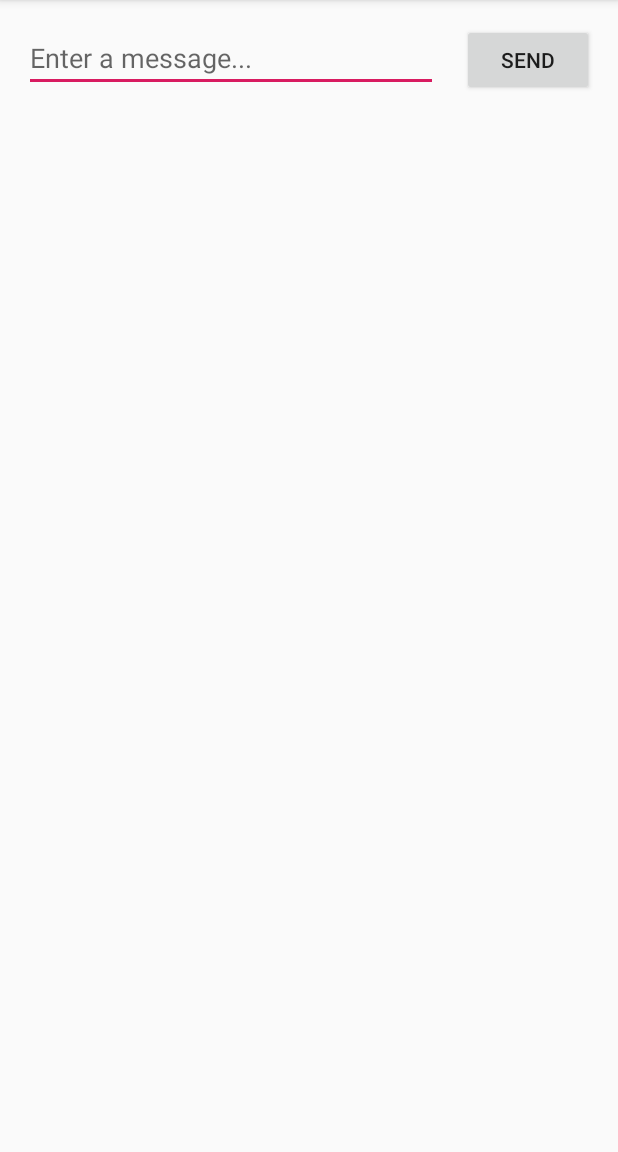
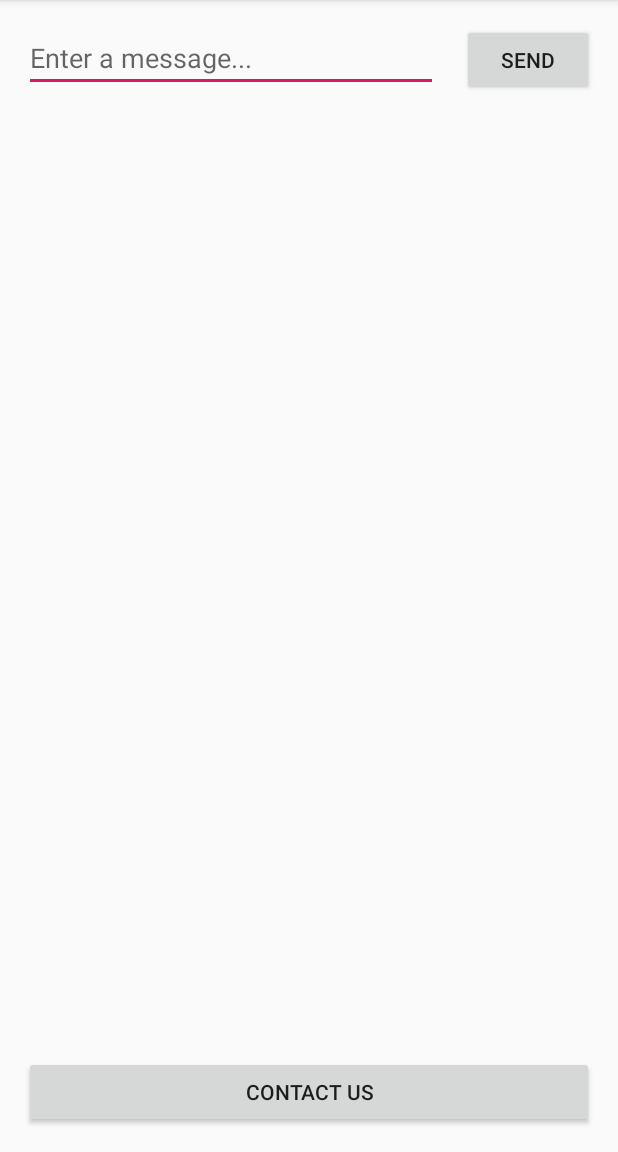
Before and after one commit to PointCodeZero/Android-Native-I, an Android app: the screen it shows after launch (MainActivity), on a phone screen of 412 x 824 dp, the part 84-1236 px from its top. Run offline under Robolectric (Android 15) with nearby library versions, the phone set to English and light mode, and no system bars.

Commit message:
added contact us button

```diff
--- a/app/src/main/res/layout/activity_main.xml
+++ b/app/src/main/res/layout/activity_main.xml
@@ -32,4 +32,16 @@
         app:layout_constraintHorizontal_bias="0.5"
         app:layout_constraintStart_toStartOf="parent"
         app:layout_constraintTop_toTopOf="parent" />
+
+    <Button
+        android:id="@+id/button"
+        android:layout_width="0dp"
+        android:layout_height="wrap_content"
+        android:layout_marginStart="16dp"
+        android:layout_marginEnd="16dp"
+        android:layout_marginBottom="16dp"
+        android:text="@string/contact_button"
+        app:layout_constraintBottom_toBottomOf="parent"
+        app:layout_constraintEnd_toEndOf="parent"
+        app:layout_constraintStart_toStartOf="parent" />
 </androidx.constraintlayout.widget.ConstraintLayout>
--- a/app/src/main/res/values/strings.xml
+++ b/app/src/main/res/values/strings.xml
@@ -2,4 +2,5 @@
     <string name="app_name">My First App</string>
     <string name="edit_message">Enter a message...</string>
     <string name="button_send">Send</string>
+    <string name="contact_button">Contact Us</string>
 </resources>
```
